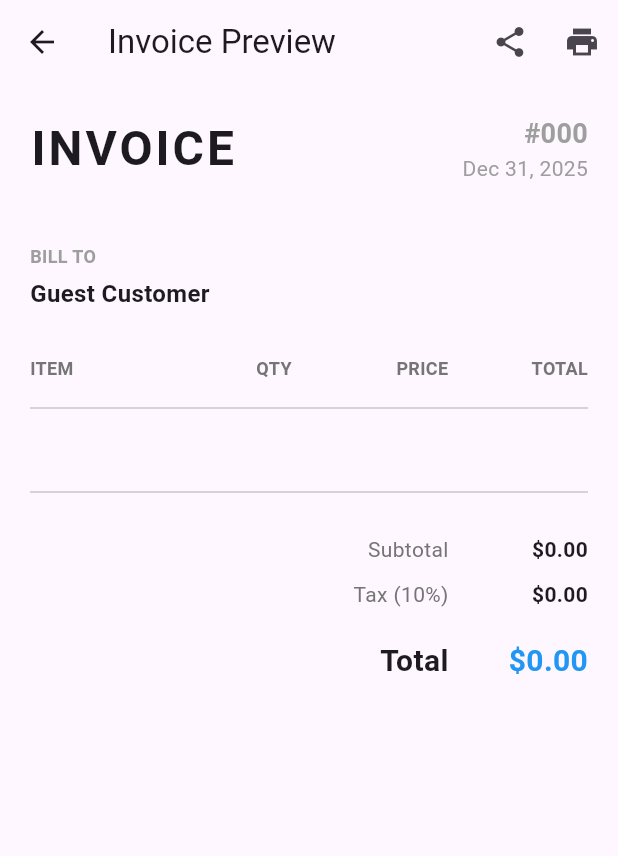
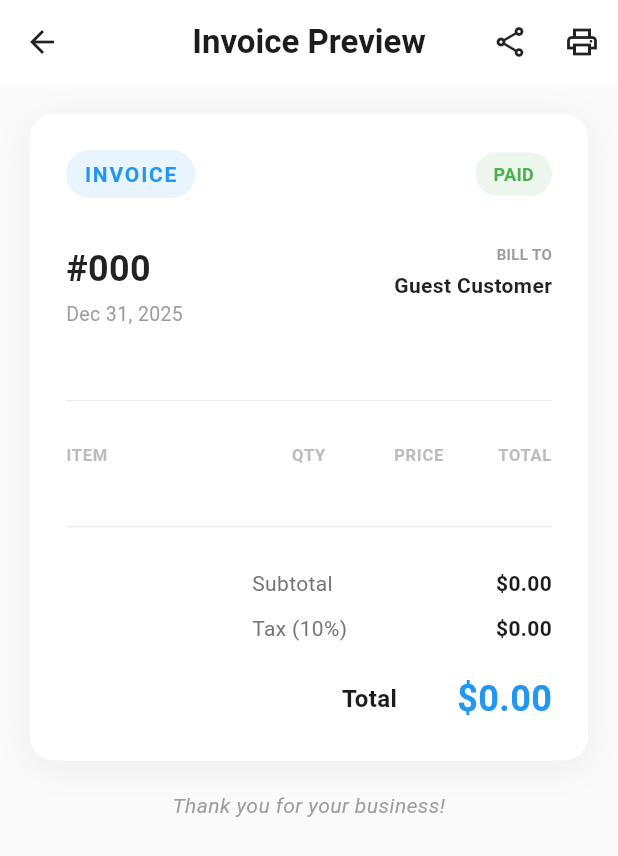
Before and after one commit to RWEMAISINGIZWENorbert/invoices-maker, a Flutter app: the InvoicePreview screen opened directly with empty values, on a phone screen of 412 x 824 dp. Shown: the top 856 px of the screen. Run offline on Flutter 3.47's test engine with Material 3 defaults, Android fonts, the phone set to English and light mode, and no system bars; our stand-ins replace google_fonts, pdf, printing, share_plus.

Commit message:
[feat maker] generate an invoice and implement the share with method

```diff
--- a/lib/screens/invoice_preview.dart
+++ b/lib/screens/invoice_preview.dart
@@ -1,134 +1,117 @@
 import 'package:flutter/material.dart';
 import 'package:invoice/models/invoice.dart';
 import 'package:intl/intl.dart';
+import 'package:invoice/services/pdf_generator.dart';
+import 'package:printing/printing.dart';
+import 'package:share_plus/share_plus.dart';
+import 'package:path_provider/path_provider.dart';
+import 'dart:io';
 
 class InvoicePreview extends StatelessWidget {
   final Invoice invoice;
 
   const InvoicePreview({super.key, required this.invoice});
 
+  Future<void> _sharePdf(BuildContext context) async {
+    final pdfBytes = await PdfGenerator.generate(invoice);
+    final directory = await getTemporaryDirectory();
+    final file = File('${directory.path}/invoice_${invoice.id}.pdf');
+    await file.writeAsBytes(pdfBytes);
+
+    await Share.shareXFiles(
+      [XFile(file.path)],
+      text: 'Here is your invoice ${invoice.displayId}',
+    );
+  }
+
+  Future<void> _printPdf(BuildContext context) async {
+    final pdfBytes = await PdfGenerator.generate(invoice);
+    await Printing.layoutPdf(
+      onLayout: (format) async => pdfBytes,
+      name: 'Invoice ${invoice.displayId}',
+    );
+  }
+
   @override
   Widget build(BuildContext context) {
     return Scaffold(
+      backgroundColor: Colors.grey[50],
       appBar: AppBar(
-        title: const Text('Invoice Preview'),
+        title: const Text(
+          'Invoice Preview',
+          style: TextStyle(fontWeight: FontWeight.w600),
+        ),
+        backgroundColor: Colors.white,
+        elevation: 0,
+        centerTitle: true,
+        iconTheme: const IconThemeData(color: Colors.black87),
         actions: [
           IconButton(
-            icon: const Icon(Icons.share),
-            onPressed: () {
-              // Share logic placeholder
-            },
+            icon: const Icon(Icons.share_outlined),
+            onPressed: () => _sharePdf(context),
           ),
           IconButton(
-            icon: const Icon(Icons.print),
-            onPressed: () {
-              // Print logic placeholder
-            },
+            icon: const Icon(Icons.print_outlined),
+            onPressed: () => _printPdf(context),
           ),
         ],
       ),
       body: SingleChildScrollView(
         padding: const EdgeInsets.all(20.0),
         child: Column(
+          children: [
+            // Invoice Card
+            Container(
+              decoration: BoxDecoration(
+                color: Colors.white,
+                borderRadius: BorderRadius.circular(16),
+                boxShadow: [
+                  BoxShadow(
+                    color: Colors.black.withOpacity(0.05),
+                    blurRadius: 20,
+                    offset: const Offset(0, 4),
+                  ),
+                ],
+              ),
+              padding: const EdgeInsets.all(24.0),
+              child: Column(
                 crossAxisAlignment: CrossAxisAlignment.start,
                 children: [
-            // Header
+                  // Brand & Status
                   Row(
                     mainAxisAlignment: MainAxisAlignment.spaceBetween,
                     children: [
-                const Text(
+                      Container(
+                        padding: const EdgeInsets.symmetric(
+                          horizontal: 12,
+                          vertical: 6,
+                        ),
+                        decoration: BoxDecoration(
+                          color: Colors.blue.withOpacity(0.1),
+                          borderRadius: BorderRadius.circular(20),
+                        ),
+                        child: const Text(
                           'INVOICE',
                           style: TextStyle(
-                    fontSize: 32,
+                            color: Colors.blue,
                             fontWeight: FontWeight.bold,
-                    letterSpacing: 2,
-                  ),
-                ),
-                Column(
-                  crossAxisAlignment: CrossAxisAlignment.end,
-                  children: [
-                    Text(
-                      invoice.displayId,
-                      style: const TextStyle(
-                        fontSize: 18,
-                        fontWeight: FontWeight.bold,
-                        color: Colors.grey,
-                      ),
-                    ),
-                    Text(
-                      DateFormat('MMM dd, yyyy').format(invoice.date),
-                      style: const TextStyle(color: Colors.grey),
-                    ),
-                  ],
-                ),
-              ],
-            ),
-            const SizedBox(height: 40),
-
-            // Bill To (Placeholder for MVP)
-            const Text(
-              'BILL TO',
-              style: TextStyle(
-                color: Colors.grey,
-                fontWeight: FontWeight.bold,
-                fontSize: 12,
-              ),
-            ),
-            const SizedBox(height: 5),
-            const Text(
-              'Guest Customer',
-              style: TextStyle(
-                fontSize: 16,
-                fontWeight: FontWeight.bold,
-              ),
-            ),
-            const SizedBox(height: 30),
-
-            // Items Table Header
-            Row(
-              children: [
-                Expanded(
-                  flex: 3,
-                  child: Text(
-                    'ITEM',
-                    style: TextStyle(
-                      color: Colors.grey[600],
-                      fontWeight: FontWeight.bold,
-                      fontSize: 12,
+                            letterSpacing: 1.2,
                           ),
                         ),
                       ),
-                Expanded(
-                  flex: 1,
-                  child: Text(
-                    'QTY',
-                    textAlign: TextAlign.center,
+                      Container(
+                        padding: const EdgeInsets.symmetric(
+                          horizontal: 12,
+                          vertical: 6,
+                        ),
+                        decoration: BoxDecoration(
+                          color: Colors.green.withOpacity(0.1),
+                          borderRadius: BorderRadius.circular(20),
+                        ),
+                        child: const Text(
+                          'PAID',
                           style: TextStyle(
-                      color: Colors.grey[600],
-                      fontWeight: FontWeight.bold,
-                      fontSize: 12,
-                    ),
-                  ),
-                ),
-                Expanded(
-                  flex: 2,
-                  child: Text(
-                    'PRICE',
-                    textAlign: TextAlign.right,
-                    style: TextStyle(
-                      color: Colors.grey[600],
-                      fontWeight: FontWeight.bold,
-                      fontSize: 12,
-                    ),
-                  ),
-                ),
-                Expanded(
-                  flex: 2,
-                  child: Text(
-                    'TOTAL',
-                    textAlign: TextAlign.right,
-                    style: TextStyle(
-                      color: Colors.grey[600],
+                            color: Colors.green,
                             fontWeight: FontWeight.bold,
                             fontSize: 12,
                           ),
@@ -136,25 +119,111 @@ class InvoicePreview extends StatelessWidget {
                       ),
                     ],
                   ),
-            const SizedBox(height: 10),
-            const Divider(),
-            const SizedBox(height: 10),
+                  const SizedBox(height: 30),
 
-            // Items List
-            ListView.separated(
-              shrinkWrap: true,
-              physics: const NeverScrollableScrollPhysics(),
-              itemCount: invoice.items.length,
-              separatorBuilder: (context, index) => const SizedBox(height: 15),
-              itemBuilder: (context, index) {
-                final item = invoice.items[index];
-                return Row(
+                  // Invoice Details
+                  Row(
+                    mainAxisAlignment: MainAxisAlignment.spaceBetween,
+                    crossAxisAlignment: CrossAxisAlignment.start,
+                    children: [
+                      Column(
+                        crossAxisAlignment: CrossAxisAlignment.start,
+                        children: [
+                          Text(
+                            invoice.displayId,
+                            style: const TextStyle(
+                              fontSize: 24,
+                              fontWeight: FontWeight.bold,
+                              color: Colors.black87,
+                            ),
+                          ),
+                          const SizedBox(height: 4),
+                          Text(
+                            DateFormat('MMM dd, yyyy').format(invoice.date),
+                            style: TextStyle(
+                              color: Colors.grey[500],
+                              fontSize: 13,
+                            ),
+                          ),
+                        ],
+                      ),
+                      Column(
+                        crossAxisAlignment: CrossAxisAlignment.end,
+                        children: [
+                          const Text(
+                            'BILL TO',
+                            style: TextStyle(
+                              fontSize: 10,
+                              fontWeight: FontWeight.bold,
+                              color: Colors.grey,
+                            ),
+                          ),
+                          const SizedBox(height: 4),
+                          const Text(
+                            'Guest Customer',
+                            style: TextStyle(
+                              fontWeight: FontWeight.w600,
+                              color: Colors.black87,
+                            ),
+                          ),
+                        ],
+                      ),
+                    ],
+                  ),
+
+                  const SizedBox(height: 40),
+                  const Divider(thickness: 1, color: Color(0xFFEEEEEE)),
+                  const SizedBox(height: 20),
+
+                  // Table Header
+                  Row(
                     children: [
                       Expanded(
-                      flex: 3,
+                        flex: 4,
+                        child: Text('ITEM', style: _headerStyle),
+                      ),
+                      Expanded(
+                        flex: 1,
+                        child: Text(
+                          'QTY',
+                          style: _headerStyle,
+                          textAlign: TextAlign.center,
+                        ),
+                      ),
+                      Expanded(
+                        flex: 2,
+                        child: Text(
+                          'PRICE',
+                          style: _headerStyle,
+                          textAlign: TextAlign.right,
+                        ),
+                      ),
+                      Expanded(
+                        flex: 2,
+                        child: Text(
+                          'TOTAL',
+                          style: _headerStyle,
+                          textAlign: TextAlign.right,
+                        ),
+                      ),
+                    ],
+                  ),
+                  const SizedBox(height: 12),
+
+                  // Items
+                  ...invoice.items.map(
+                    (item) => Padding(
+                      padding: const EdgeInsets.only(bottom: 12.0),
+                      child: Row(
+                        children: [
+                          Expanded(
+                            flex: 4,
                             child: Text(
                               item.name,
-                        style: const TextStyle(fontWeight: FontWeight.w500),
+                              style: const TextStyle(
+                                fontWeight: FontWeight.w500,
+                                color: Colors.black87,
+                              ),
                             ),
                           ),
                           Expanded(
@@ -162,6 +231,7 @@ class InvoicePreview extends StatelessWidget {
                             child: Text(
                               item.quantity.toStringAsFixed(0),
                               textAlign: TextAlign.center,
+                              style: TextStyle(color: Colors.grey[600]),
                             ),
                           ),
                           Expanded(
@@ -169,7 +239,7 @@ class InvoicePreview extends StatelessWidget {
                             child: Text(
                               '\$${item.price.toStringAsFixed(2)}',
                               textAlign: TextAlign.right,
-                        style: const TextStyle(color: Colors.grey),
+                              style: TextStyle(color: Colors.grey[600]),
                             ),
                           ),
                           Expanded(
@@ -177,59 +247,48 @@ class InvoicePreview extends StatelessWidget {
                             child: Text(
                               '\$${item.total.toStringAsFixed(2)}',
                               textAlign: TextAlign.right,
-                        style: const TextStyle(fontWeight: FontWeight.bold),
+                              style: const TextStyle(
+                                fontWeight: FontWeight.w600,
                               ),
-                    ),
-                  ],
-                );
-              },
-            ),
-
-            const SizedBox(height: 30),
-            const Divider(),
-            const SizedBox(height: 20),
-
-            // Totals
-            Row(
-              mainAxisAlignment: MainAxisAlignment.end,
-              children: [
-                Column(
-                  crossAxisAlignment: CrossAxisAlignment.end,
-                  children: [
-                    Text('Subtotal', style: TextStyle(color: Colors.grey[600])),
-                    const SizedBox(height: 10),
-                    Text(
-                      'Tax (${(invoice.taxRate * 100).toStringAsFixed(0)}%)',
-                      style: TextStyle(color: Colors.grey[600]),
-                    ),
-                    const SizedBox(height: 20),
-                    const Text(
-                      'Total',
-                      style: TextStyle(
-                        fontSize: 20,
-                        fontWeight: FontWeight.bold,
                             ),
                           ),
                         ],
                       ),
-                const SizedBox(width: 40),
-                Column(
+                    ),
+                  ),
+
+                  const SizedBox(height: 20),
+                  const Divider(thickness: 1, color: Color(0xFFEEEEEE)),
+                  const SizedBox(height: 20),
+
+                  // Summary
+                  Align(
+                    alignment: Alignment.centerRight,
+                    child: Column(
                       crossAxisAlignment: CrossAxisAlignment.end,
                       children: [
-                    Text(
-                      '\$${invoice.subtotal.toStringAsFixed(2)}',
-                      style: const TextStyle(fontWeight: FontWeight.bold),
-                    ),
+                        _summaryRow('Subtotal', invoice.subtotal),
                         const SizedBox(height: 10),
-                    Text(
-                      '\$${invoice.taxAmount.toStringAsFixed(2)}',
-                      style: const TextStyle(fontWeight: FontWeight.bold),
+                        _summaryRow(
+                          'Tax (${(invoice.taxRate * 100).toInt()}%)',
+                          invoice.taxAmount,
                         ),
                         const SizedBox(height: 20),
+                        Row(
+                          mainAxisSize: MainAxisSize.min,
+                          children: [
+                            const Text(
+                              'Total',
+                              style: TextStyle(
+                                fontSize: 16,
+                                fontWeight: FontWeight.bold,
+                              ),
+                            ),
+                            const SizedBox(width: 40),
                             Text(
                               '\$${invoice.total.toStringAsFixed(2)}',
                               style: const TextStyle(
-                        fontSize: 20,
+                                fontSize: 24,
                                 fontWeight: FontWeight.bold,
                                 color: Colors.blue,
                               ),
@@ -238,9 +297,49 @@ class InvoicePreview extends StatelessWidget {
                         ),
                       ],
                     ),
+                  ),
+                ],
+              ),
+            ),
+
+            // Footer Note
+            const Padding(
+              padding: EdgeInsets.all(20.0),
+              child: Text(
+                'Thank you for your business!',
+                style: TextStyle(
+                  color: Colors.grey,
+                  fontStyle: FontStyle.italic,
+                ),
+                textAlign: TextAlign.center,
+              ),
+            ),
           ],
         ),
       ),
     );
   }
+
+  TextStyle get _headerStyle => TextStyle(
+    fontSize: 11,
+    fontWeight: FontWeight.bold,
+    color: Colors.grey[400],
+    letterSpacing: 0.5,
+  );
+
+  Widget _summaryRow(String label, double amount) {
+    return SizedBox(
+      width: 200,
+      child: Row(
+        mainAxisAlignment: MainAxisAlignment.spaceBetween,
+        children: [
+          Text(label, style: TextStyle(color: Colors.grey[600])),
+          Text(
+            '\$${amount.toStringAsFixed(2)}',
+            style: const TextStyle(fontWeight: FontWeight.w600),
+          ),
+        ],
+      ),
+    );
   }
+}
--- a/lib/widgets/animated_snackbar.dart
+++ b/lib/widgets/animated_snackbar.dart
@@ -1,6 +1,4 @@
 import 'package:flutter/material.dart';
-import 'package:iconly/iconly.dart';
-
 void showAnimatedSnackBar(BuildContext context, String message,
     {bool isSuccess = true}) {
   final overlay = Overlay.of(context);
--- a/pubspec.yaml
+++ b/pubspec.yaml
@@ -37,6 +37,10 @@ dependencies:
   iconly: ^1.0.1
   google_fonts: ^6.3.2
   intl: ^0.20.2
+  pdf: ^3.11.3
+  printing: ^5.14.2
+  path_provider: ^2.1.5
+  share_plus: ^12.0.1
 
 dev_dependencies:
   flutter_test:
```
Also changed, not shown: lib/services/pdf_generator.dart (added, +194 -0 lines), pubspec.lock, 10 other files. Lines whose indentation alone changed are shown as unchanged.
